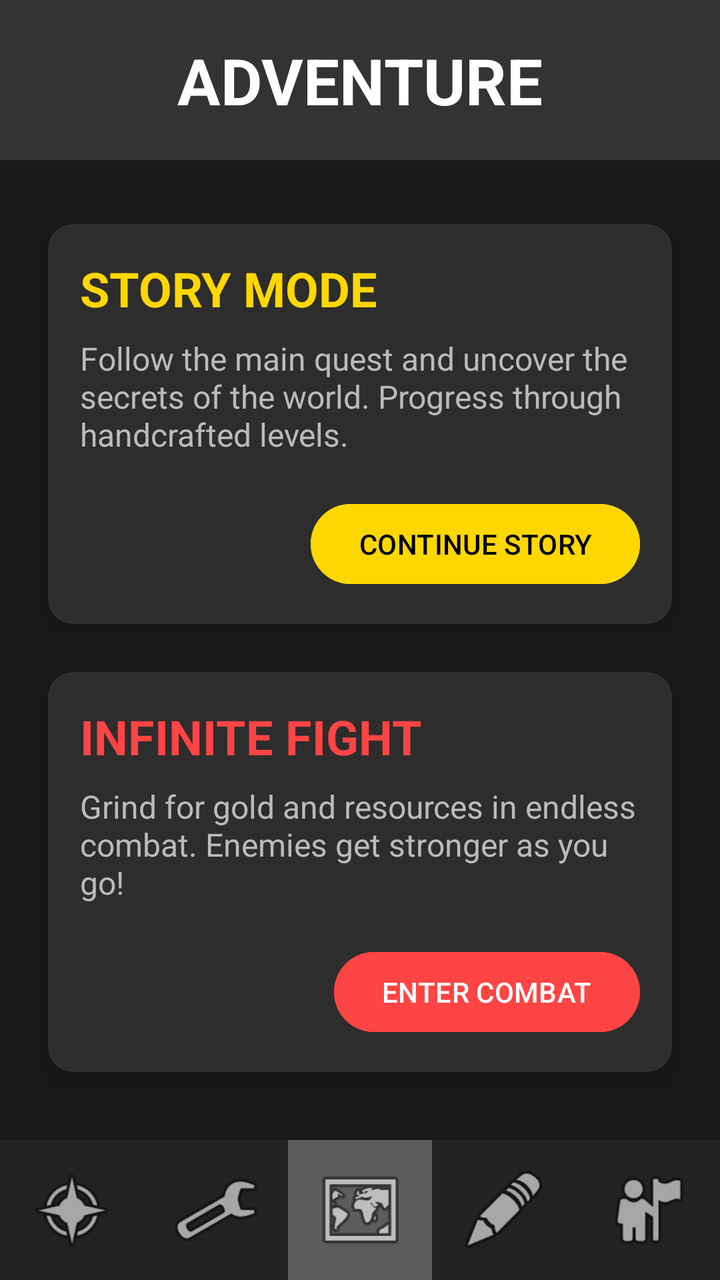
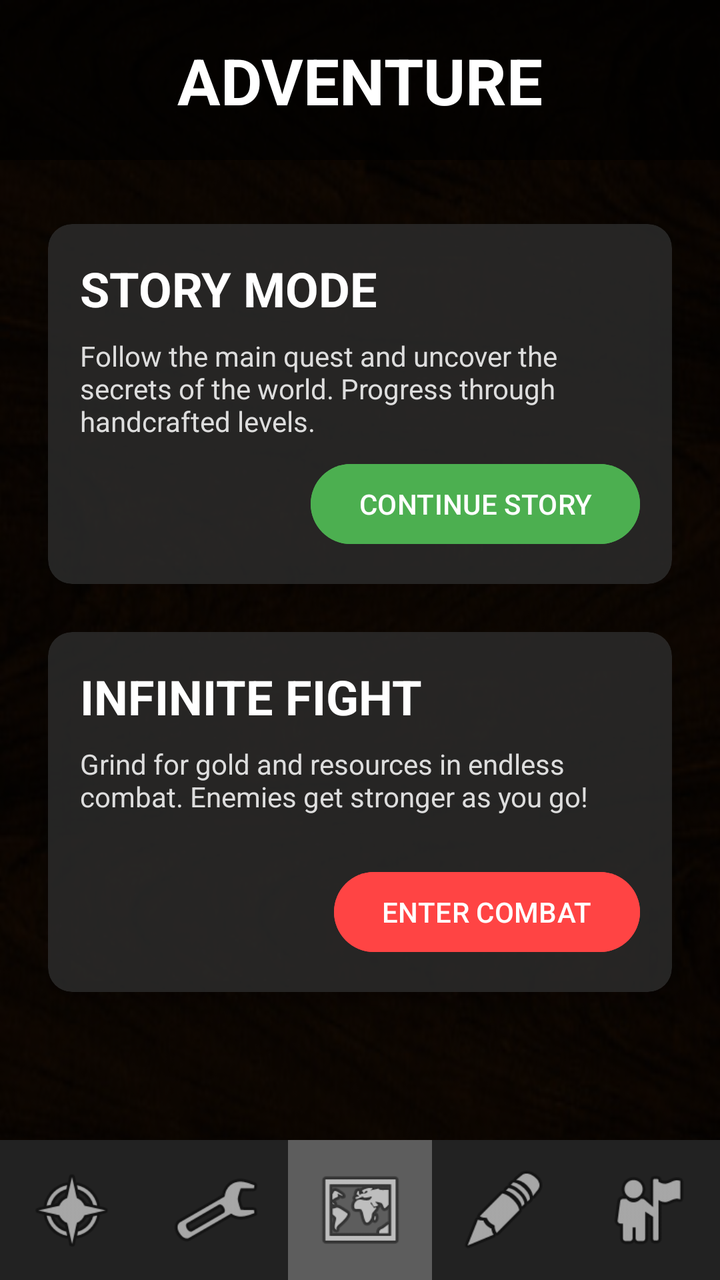

Compare the two renders of this Android layout. The source of the first and the diff that turns it into the second are given below.
<!-- AndroidManifest.xml: application theme Theme.BattleScribe -->
<!-- res/layout/activity_battle_choice.xml -->
<?xml version="1.0" encoding="utf-8"?>
<androidx.constraintlayout.widget.ConstraintLayout xmlns:android="http://schemas.android.com/apk/res/android"
    xmlns:app="http://schemas.android.com/apk/res-auto"
    xmlns:tools="http://schemas.android.com/tools"
    android:layout_width="match_parent"
    android:layout_height="match_parent"
    android:background="#1A1A1A"
    tools:context=".BattleChoiceActivity">

    <ImageView
        android:id="@+id/header_bg"
        android:layout_width="0dp"
        android:layout_height="80dp"
        android:background="#333333"
        app:layout_constraintEnd_toEndOf="parent"
        app:layout_constraintStart_toStartOf="parent"
        app:layout_constraintTop_toTopOf="parent" />

    <TextView
        android:id="@+id/battle_title"
        android:layout_width="wrap_content"
        android:layout_height="wrap_content"
        android:text="ADVENTURE"
        android:textColor="#FFFFFF"
        android:textSize="32sp"
        android:textStyle="bold"
        app:layout_constraintBottom_toBottomOf="@+id/header_bg"
        app:layout_constraintEnd_toEndOf="parent"
        app:layout_constraintStart_toStartOf="parent"
        app:layout_constraintTop_toTopOf="parent" />

    <androidx.cardview.widget.CardView
        android:id="@+id/card_story"
        android:layout_width="0dp"
        android:layout_height="200dp"
        android:layout_marginStart="24dp"
        android:layout_marginTop="32dp"
        android:layout_marginEnd="24dp"
        app:cardBackgroundColor="#2D2D2D"
        app:cardCornerRadius="12dp"
        app:cardElevation="8dp"
        app:layout_constraintEnd_toEndOf="parent"
        app:layout_constraintStart_toStartOf="parent"
        app:layout_constraintTop_toBottomOf="@+id/header_bg">

        <androidx.constraintlayout.widget.ConstraintLayout
            android:layout_width="match_parent"
            android:layout_height="match_parent"
            android:padding="16dp">

            <TextView
                android:id="@+id/story_title"
                android:layout_width="wrap_content"
                android:layout_height="wrap_content"
                android:text="STORY MODE"
                android:textColor="#FFD700"
                android:textSize="24sp"
                android:textStyle="bold"
                app:layout_constraintStart_toStartOf="parent"
                app:layout_constraintTop_toTopOf="parent" />

            <TextView
                android:id="@+id/story_desc"
                android:layout_width="0dp"
                android:layout_height="wrap_content"
                android:layout_marginTop="8dp"
                android:text="Follow the main quest and uncover the secrets of the world. Progress through handcrafted levels."
                android:textColor="#BBBBBB"
                android:textSize="16sp"
                app:layout_constraintEnd_toEndOf="parent"
                app:layout_constraintStart_toStartOf="parent"
                app:layout_constraintTop_toBottomOf="@+id/story_title" />

            <Button
                android:id="@+id/btn_continue_story"
                android:layout_width="wrap_content"
                android:layout_height="wrap_content"
                android:text="CONTINUE STORY"
                android:backgroundTint="#FFD700"
                android:textColor="#000000"
                app:layout_constraintBottom_toBottomOf="parent"
                app:layout_constraintEnd_toEndOf="parent" />

        </androidx.constraintlayout.widget.ConstraintLayout>
    </androidx.cardview.widget.CardView>

    <androidx.cardview.widget.CardView
        android:id="@+id/card_infinite"
        android:layout_width="0dp"
        android:layout_height="200dp"
        android:layout_marginStart="24dp"
        android:layout_marginTop="24dp"
        android:layout_marginEnd="24dp"
        app:cardBackgroundColor="#2D2D2D"
        app:cardCornerRadius="12dp"
        app:cardElevation="8dp"
        app:layout_constraintEnd_toEndOf="parent"
        app:layout_constraintStart_toStartOf="parent"
        app:layout_constraintTop_toBottomOf="@+id/card_story">

        <androidx.constraintlayout.widget.ConstraintLayout
            android:layout_width="match_parent"
            android:layout_height="match_parent"
            android:padding="16dp">

            <TextView
                android:id="@+id/infinite_title"
                android:layout_width="wrap_content"
                android:layout_height="wrap_content"
                android:text="INFINITE FIGHT"
                android:textColor="#FF4444"
                android:textSize="24sp"
                android:textStyle="bold"
                app:layout_constraintStart_toStartOf="parent"
                app:layout_constraintTop_toTopOf="parent" />

            <TextView
                android:id="@+id/infinite_desc"
                android:layout_width="0dp"
                android:layout_height="wrap_content"
                android:layout_marginTop="8dp"
                android:text="Grind for gold and resources in endless combat. Enemies get stronger as you go!"
                android:textColor="#BBBBBB"
                android:textSize="16sp"
                app:layout_constraintEnd_toEndOf="parent"
                app:layout_constraintStart_toStartOf="parent"
                app:layout_constraintTop_toBottomOf="@+id/infinite_title" />

            <Button
                android:id="@+id/btn_normal_fight"
                android:layout_width="wrap_content"
                android:layout_height="wrap_content"
                android:text="ENTER COMBAT"
                android:backgroundTint="#FF4444"
                app:layout_constraintBottom_toBottomOf="parent"
                app:layout_constraintEnd_toEndOf="parent" />

        </androidx.constraintlayout.widget.ConstraintLayout>
    </androidx.cardview.widget.CardView>

    
    <LinearLayout
        android:id="@+id/linearLayout"
        android:layout_width="0dp"
        android:layout_height="70dp"
        android:orientation="horizontal"
        android:background="#222222"
        android:elevation="10dp"
        app:layout_constraintBottom_toBottomOf="parent"
        app:layout_constraintEnd_toEndOf="parent"
        app:layout_constraintStart_toStartOf="parent">

        <ImageView
            android:id="@+id/shop"
            android:layout_width="0dp"
            android:layout_height="match_parent"
            android:layout_weight="1"
            android:padding="12dp"
            app:srcCompat="@android:drawable/ic_menu_compass" />

        <ImageView
            android:id="@+id/skills"
            android:layout_width="0dp"
            android:layout_height="match_parent"
            android:layout_weight="1"
            android:padding="12dp"
            app:srcCompat="@android:drawable/ic_menu_manage" />

        <ImageView
            android:id="@+id/adventure"
            android:layout_width="0dp"
            android:layout_height="match_parent"
            android:layout_weight="1"
            android:padding="12dp"
            android:background="#44FFFFFF"
            app:srcCompat="@android:drawable/ic_menu_mapmode" />

        <ImageView
            android:id="@+id/crafting"
            android:layout_width="0dp"
            android:layout_height="match_parent"
            android:layout_weight="1"
            android:padding="12dp"
            app:srcCompat="@android:drawable/ic_menu_edit" />

        <ImageView
            android:id="@+id/character"
            android:layout_width="0dp"
            android:layout_height="match_parent"
            android:layout_weight="1"
            android:padding="12dp"
            app:srcCompat="@android:drawable/ic_menu_myplaces" />
    </LinearLayout>

</androidx.constraintlayout.widget.ConstraintLayout>
<!-- resources referenced by this layout -->
<resources>
  <style name="Theme.BattleScribe" parent="Base.Theme.BattleScribe" />
  <style name="Base.Theme.BattleScribe" parent="Theme.Material3.DayNight.NoActionBar">
          
          
      </style>
</resources>

<!-- the commit's change to res/layout/activity_battle_choice.xml (unified diff, before → after) -->
@@ -4,14 +4,19 @@
     xmlns:tools="http://schemas.android.com/tools"
     android:layout_width="match_parent"
     android:layout_height="match_parent"
-    android:background="#1A1A1A"
+    android:background="@drawable/inv_background"
     tools:context=".BattleChoiceActivity">
+
+    <View
+        android:layout_width="match_parent"
+        android:layout_height="match_parent"
+        android:background="#AA000000" />
 
     <ImageView
         android:id="@+id/header_bg"
         android:layout_width="0dp"
         android:layout_height="80dp"
-        android:background="#333333"
+        android:background="#AA000000"
         app:layout_constraintEnd_toEndOf="parent"
         app:layout_constraintStart_toStartOf="parent"
         app:layout_constraintTop_toTopOf="parent" />
@@ -20,7 +25,7 @@
         android:id="@+id/battle_title"
         android:layout_width="wrap_content"
         android:layout_height="wrap_content"
-        android:text="ADVENTURE"
+        android:text="@string/title_adventure"
         android:textColor="#FFFFFF"
         android:textSize="32sp"
         android:textStyle="bold"
@@ -32,11 +37,11 @@
     <androidx.cardview.widget.CardView
         android:id="@+id/card_story"
         android:layout_width="0dp"
-        android:layout_height="200dp"
+        android:layout_height="180dp"
         android:layout_marginStart="24dp"
         android:layout_marginTop="32dp"
         android:layout_marginEnd="24dp"
-        app:cardBackgroundColor="#2D2D2D"
+        app:cardBackgroundColor="#CC2D2D2D"
         app:cardCornerRadius="12dp"
         app:cardElevation="8dp"
         app:layout_constraintEnd_toEndOf="parent"
@@ -52,8 +57,8 @@
                 android:id="@+id/story_title"
                 android:layout_width="wrap_content"
                 android:layout_height="wrap_content"
-                android:text="STORY MODE"
-                android:textColor="#FFD700"
+                android:text="@string/story_mode_title"
+                android:textColor="#FFFFFF"
                 android:textSize="24sp"
                 android:textStyle="bold"
                 app:layout_constraintStart_toStartOf="parent"
@@ -64,9 +69,9 @@
                 android:layout_width="0dp"
                 android:layout_height="wrap_content"
                 android:layout_marginTop="8dp"
-                android:text="Follow the main quest and uncover the secrets of the world. Progress through handcrafted levels."
-                android:textColor="#BBBBBB"
-                android:textSize="16sp"
+                android:text="@string/story_mode_desc"
+                android:textColor="#DDDDDD"
+                android:textSize="14sp"
                 app:layout_constraintEnd_toEndOf="parent"
                 app:layout_constraintStart_toStartOf="parent"
                 app:layout_constraintTop_toBottomOf="@+id/story_title" />
@@ -75,9 +80,9 @@
                 android:id="@+id/btn_continue_story"
                 android:layout_width="wrap_content"
                 android:layout_height="wrap_content"
-                android:text="CONTINUE STORY"
-                android:backgroundTint="#FFD700"
-                android:textColor="#000000"
+                android:text="@string/btn_continue_story"
+                android:backgroundTint="#4CAF50"
+                android:textColor="#FFFFFF"
                 app:layout_constraintBottom_toBottomOf="parent"
                 app:layout_constraintEnd_toEndOf="parent" />
 
@@ -87,11 +92,11 @@
     <androidx.cardview.widget.CardView
         android:id="@+id/card_infinite"
         android:layout_width="0dp"
-        android:layout_height="200dp"
+        android:layout_height="180dp"
         android:layout_marginStart="24dp"
         android:layout_marginTop="24dp"
         android:layout_marginEnd="24dp"
-        app:cardBackgroundColor="#2D2D2D"
+        app:cardBackgroundColor="#CC2D2D2D"
         app:cardCornerRadius="12dp"
         app:cardElevation="8dp"
         app:layout_constraintEnd_toEndOf="parent"
@@ -107,8 +112,8 @@
                 android:id="@+id/infinite_title"
                 android:layout_width="wrap_content"
                 android:layout_height="wrap_content"
-                android:text="INFINITE FIGHT"
-                android:textColor="#FF4444"
+                android:text="@string/infinite_fight_title"
+                android:textColor="#FFFFFF"
                 android:textSize="24sp"
                 android:textStyle="bold"
                 app:layout_constraintStart_toStartOf="parent"
@@ -119,9 +124,9 @@
                 android:layout_width="0dp"
                 android:layout_height="wrap_content"
                 android:layout_marginTop="8dp"
-                android:text="Grind for gold and resources in endless combat. Enemies get stronger as you go!"
-                android:textColor="#BBBBBB"
-                android:textSize="16sp"
+                android:text="@string/infinite_fight_desc"
+                android:textColor="#DDDDDD"
+                android:textSize="14sp"
                 app:layout_constraintEnd_toEndOf="parent"
                 app:layout_constraintStart_toStartOf="parent"
                 app:layout_constraintTop_toBottomOf="@+id/infinite_title" />
@@ -130,8 +135,9 @@
                 android:id="@+id/btn_normal_fight"
                 android:layout_width="wrap_content"
                 android:layout_height="wrap_content"
-                android:text="ENTER COMBAT"
+                android:text="@string/btn_enter_combat"
                 android:backgroundTint="#FF4444"
+                android:textColor="#FFFFFF"
                 app:layout_constraintBottom_toBottomOf="parent"
                 app:layout_constraintEnd_toEndOf="parent" />
 
<!-- resource entries referenced after the edit -->
@@ -1,5 +1,13 @@
 <!-- resources referenced by this layout -->
 <resources>
+  <!-- drawable inv_background: jpg bitmap (drawable, 34452 bytes) -->
+  <string name="btn_continue_story">CONTINUE STORY</string>
+  <string name="btn_enter_combat">ENTER COMBAT</string>
+  <string name="infinite_fight_desc">Grind for gold and resources in endless combat. Enemies get stronger as you go!</string>
+  <string name="infinite_fight_title">INFINITE FIGHT</string>
+  <string name="story_mode_desc">Follow the main quest and uncover the secrets of the world. Progress through handcrafted levels.</string>
+  <string name="story_mode_title">STORY MODE</string>
+  <string name="title_adventure">ADVENTURE</string>
   <style name="Theme.BattleScribe" parent="Base.Theme.BattleScribe" />
   <style name="Base.Theme.BattleScribe" parent="Theme.Material3.DayNight.NoActionBar">
           
